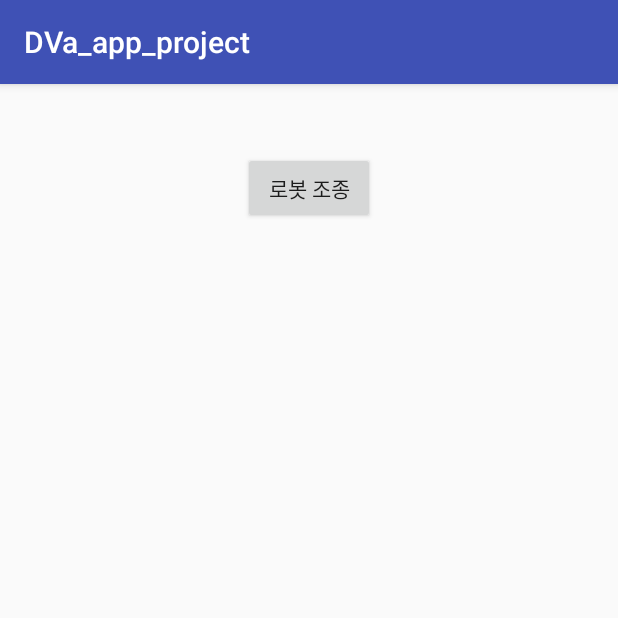
After one commit to HyunIm/2018_Capstone_D.VA_Src_java, an Android app: the SelectMenu screen opened directly, with no data from a screen before it, on a phone screen of 412 x 824 dp, the top half of it. The commit adds this screen. Run offline under Robolectric (Android 15) with nearby library versions, the phone set to English and light mode, and no system bars; network calls fail.

Commit message:
모듈 통합

```diff
--- a/DVa_app_project/app/src/main/AndroidManifest.xml
+++ b/DVa_app_project/app/src/main/AndroidManifest.xml
@@ -17,6 +17,7 @@
             </intent-filter>
         </activity>
         <activity android:name=".SignUp"></activity>
+        <activity android:name=".SelectMenu"></activity>
     </application>
     <uses-permission android:name="android.permission.ACCESS_NETWORK_STATE"/>
     <uses-permission android:name="android.permission.ACCESS_WIFI_STATE"/>
--- /dev/null
+++ b/DVa_app_project/app/src/main/java/com/example/a201311177/dva_app_project/SelectMenu.java
@@ -0,0 +1,17 @@
+package com.example.a201311177.dva_app_project;
+
+import android.content.Intent;
+import android.support.v7.app.AppCompatActivity;
+import android.os.Bundle;
+import android.view.View;
+
+public class SelectMenu extends AppCompatActivity {
+    protected void onCreate(Bundle savedInstanceState) {
+        super.onCreate(savedInstanceState);
+        setContentView(R.layout.activity_menu);
+    }
+    public void onButtonRobotCntrol(View v){
+        Intent MoveSignUp = new Intent(getApplicationContext(), RobotControl.class);
+        startActivity(MoveSignUp);
+    }
+}
--- /dev/null
+++ b/DVa_app_project/app/src/main/res/layout/activity_menu.xml
@@ -0,0 +1,18 @@
+<?xml version="1.0" encoding="utf-8"?>
+<android.support.constraint.ConstraintLayout xmlns:android="http://schemas.android.com/apk/res/android"
+    xmlns:app="http://schemas.android.com/apk/res-auto"
+    xmlns:tools="http://schemas.android.com/tools"
+    android:layout_width="match_parent"
+    android:layout_height="match_parent">
+
+    <Button
+        android:id="@+id/button3"
+        android:layout_width="wrap_content"
+        android:layout_height="wrap_content"
+        android:layout_marginTop="45dp"
+        android:onClick="onButtonRobotCntrol"
+        android:text="로봇 조종"
+        app:layout_constraintEnd_toEndOf="parent"
+        app:layout_constraintStart_toStartOf="parent"
+        app:layout_constraintTop_toTopOf="parent" />
+</android.support.constraint.ConstraintLayout>
```
Also changed, not shown: DVa_app_project/app/src/main/java/com/example/a201311177/dva_app_project/Login.java (+53 -2 lines), DVa_app_project/app/src/main/java/com/example/a201311177/dva_app_project/RobotControl.java (added, +11 -0 lines), DVa_app_project/app/src/main/res/layout/activity_login.xml (+8 -7 lines).
